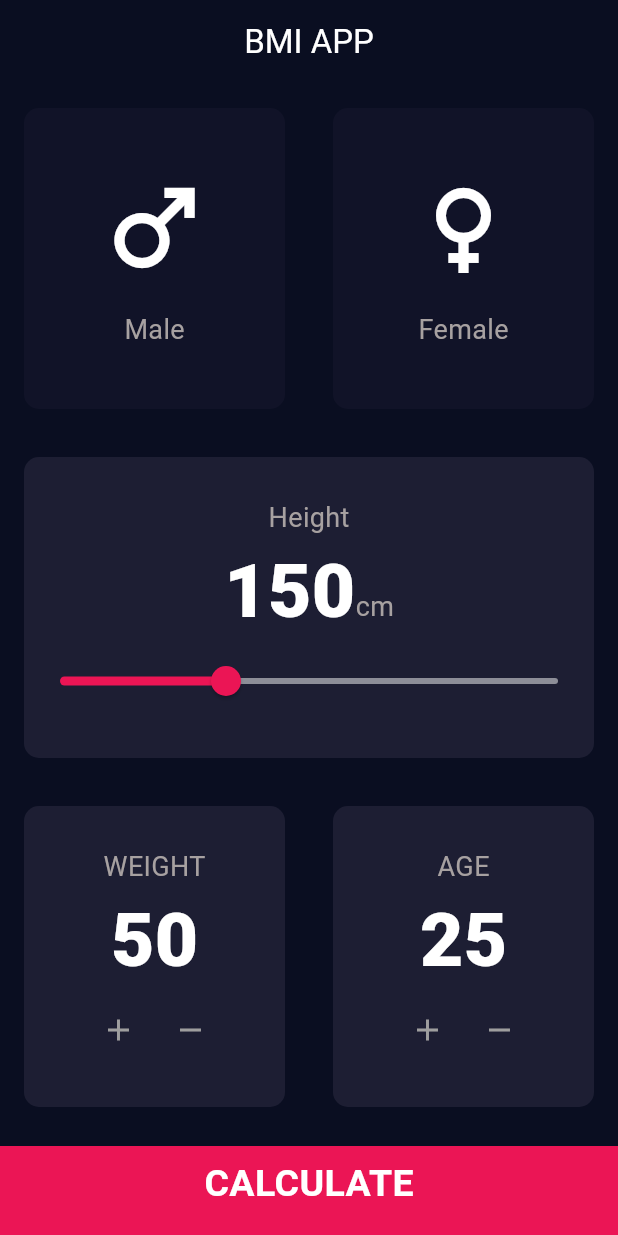
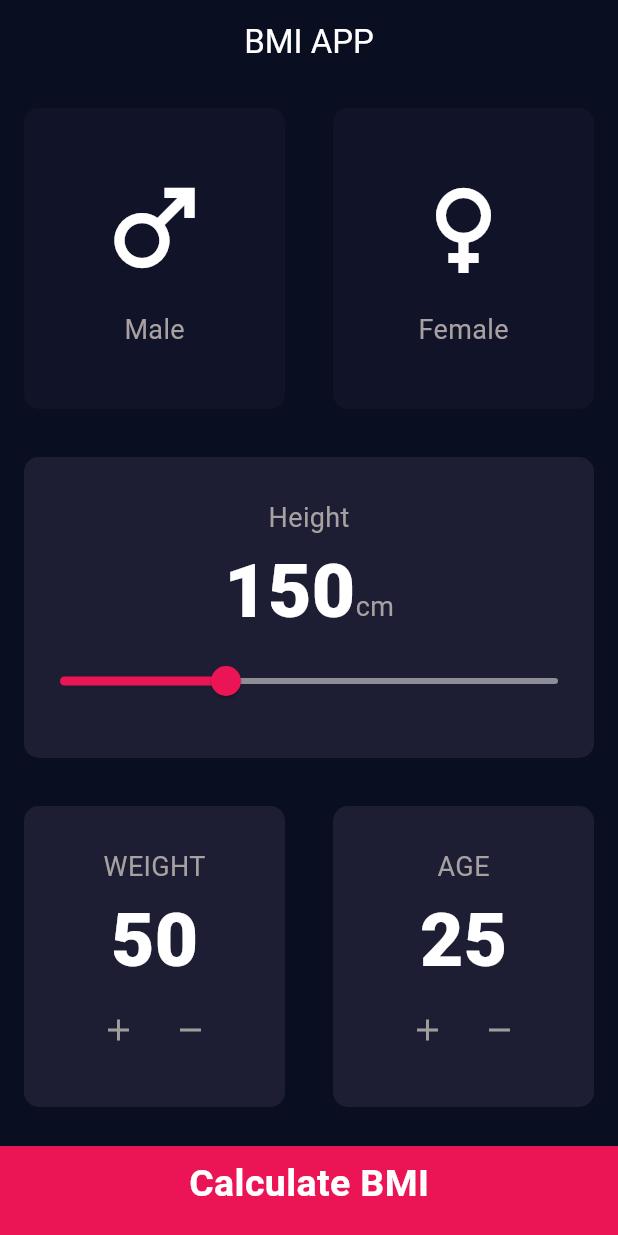
Before and after one commit to bilalfattah96/new-bmi, a Flutter app: the screen it shows after launch, on a phone screen of 412 x 824 dp. Run offline on Flutter 3.47's test engine with Material 3 defaults, Android fonts, the phone set to English and light mode, and no system bars.

```diff
--- /dev/null
+++ b/lib/button.dart
@@ -0,0 +1,26 @@
+import 'package:flutter/material.dart';
+import 'constant.dart';
+class mybtn extends StatelessWidget {
+  const mybtn({super.key,required this.text, required this.ontap});
+
+final String text;
+final Function()? ontap;
+  @override
+  Widget build(BuildContext context) {
+    return GestureDetector(
+              onTap:ontap,
+              child: Container(
+                child: Center(
+                    child: Text(
+                 text,
+                  style: BottomNavigationBarText,
+                ),),
+                color: BottomNavigationBarColor,
+                margin: EdgeInsets.only(top: 10),
+                padding: EdgeInsets.only(bottom: 10),
+                width: double.infinity,
+                height: BottomNavigationBarHeight,
+              ),
+            );
+  }
+}
--- /dev/null
+++ b/lib/calculate_brain.dart
@@ -0,0 +1,48 @@
+import 'dart:math';
+
+class CalculateBrain{
+
+CalculateBrain({required this.height,required this.weight});
+final int height;
+final int weight;
+
+
+late double _bmi;
+
+String CalculateBmi(){
+  _bmi = weight / pow(height/100, 2);
+ return _bmi.toStringAsFixed(1);
+}
+
+
+String getResult(){
+  if(_bmi < 18.5){
+    return 'Under Weight';
+  }
+  else if(_bmi >= 18.5 && _bmi <= 24.9){
+    return 'Normal';
+  }
+  else if(_bmi >= 25 && _bmi <= 29.9){
+    return 'Over Weight';
+  }
+  else{
+    return 'Obese';
+  }
+}
+
+
+String getInterpretation(){
+   if(_bmi < 18.5){
+    return 'Eat More';
+  }
+  else if(_bmi >= 18.5 && _bmi <= 24.9){
+    return 'Keep Your Routine';
+  }
+  else if(_bmi >= 25 && _bmi <= 29.9){
+    return 'Eat less';
+  }
+  else{
+    return 'go to gym and diet';
+  }
+}
+}
--- a/lib/constant.dart
+++ b/lib/constant.dart
@@ -26,3 +26,5 @@ const tilteTextStyle = TextStyle(fontSize: 50,fontWeight: FontWeight.bold,color:
 const bodyTextStyle = TextStyle(fontSize: 22,color: Colors.white);
 
 const resultTextStyle = TextStyle(fontSize: 22,color: Color(0xff24d876),fontWeight: FontWeight.bold);
+
+const bmiscore = TextStyle(fontSize: 100,color: Colors.white,fontWeight: FontWeight.bold);
--- a/lib/inputpage.dart
+++ b/lib/inputpage.dart
@@ -2,6 +2,8 @@
 
 import 'package:bmi/IconContent.dart';
 import 'package:bmi/ResultPage.dart';
+import 'package:bmi/button.dart';
+import 'package:bmi/calculate_brain.dart';
 import 'package:bmi/iconButton.dart';
 import 'package:bmi/resuseableCards.dart';
 import 'package:flutter/material.dart';
@@ -223,23 +225,10 @@ class _InputPageState extends State<InputPage> {
                 ),
               ],
             )),
-            GestureDetector(
-              onTap: () {
-                Navigator.push(context, MaterialPageRoute(builder: (context) => Resultpage(),));
-              },
-              child: Container(
-                child: Center(
-                    child: Text(
-                  'CALCULATE',
-                  style: BottomNavigationBarText,
-                ),),
-                color: BottomNavigationBarColor,
-                margin: EdgeInsets.only(top: 10),
-                padding: EdgeInsets.only(bottom: 10),
-                width: double.infinity,
-                height: BottomNavigationBarHeight,
-              ),
-            )
+            mybtn(text: 'Calculate BMI', ontap:  () {
+              CalculateBrain calc = CalculateBrain(height: height, weight: weight);
+                Navigator.push(context, MaterialPageRoute(builder: (context) => Resultpage(bmiresult: calc.CalculateBmi(),getResult: calc.getResult(),getInterpretation: calc.getInterpretation(),),));
+              },)
           ],
         ));
   }
```
Also changed, not shown: lib/ResultPage.dart (+14 -4 lines).
